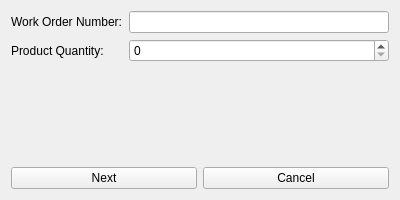
This is RaspPiReader/qt/work_order_form.ui in ayroop/RaspPiReader as Qt 5 draws it before an edit. The edited form follows.
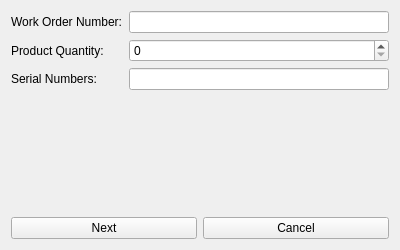
This is the edited form.

Commit message: Update Serial Numbers Search Form and Check Duplicate Logics

```diff
--- a/RaspPiReader/qt/work_order_form.ui
+++ b/RaspPiReader/qt/work_order_form.ui
@@ -7,7 +7,7 @@
         <x>0</x>
         <y>0</y>
         <width>400</width>
-        <height>200</height>
+        <height>250</height>
       </rect>
     </property>
     <property name="windowTitle">
@@ -40,6 +40,17 @@
               </property>
             </widget>
           </item>
+          <!-- New row for Serial Numbers -->
+          <item row="2" column="0">
+            <widget class="QLabel" name="serialNumbersLabel">
+              <property name="text">
+                <string>Serial Numbers:</string>
+              </property>
+            </widget>
+          </item>
+          <item row="2" column="1">
+            <widget class="QLineEdit" name="serialNumbersLineEdit"/>
+          </item>
         </layout>
       </item>
       <item>
```
The commit also changes 13 other files.
